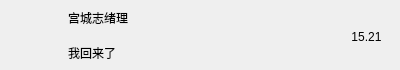
Old version of the form QtPanel/chatuserwidget.ui in the repository KBchulan/WhxChat.
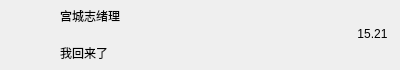
New version of the form.

```diff
--- a/QtPanel/chatuserwidget.ui
+++ b/QtPanel/chatuserwidget.ui
@@ -27,16 +27,16 @@
   </property>
   <layout class="QHBoxLayout" name="horizontalLayout">
    <property name="spacing">
-    <number>5</number>
+    <number>0</number>
    </property>
    <property name="leftMargin">
-    <number>6</number>
+    <number>0</number>
    </property>
    <property name="topMargin">
-    <number>2</number>
+    <number>0</number>
    </property>
    <property name="rightMargin">
-    <number>6</number>
+    <number>0</number>
    </property>
    <property name="bottomMargin">
     <number>2</number>
@@ -100,16 +100,16 @@
        <number>7</number>
       </property>
       <property name="leftMargin">
-       <number>2</number>
+       <number>5</number>
       </property>
       <property name="topMargin">
-       <number>2</number>
+       <number>0</number>
       </property>
       <property name="rightMargin">
-       <number>2</number>
+       <number>0</number>
       </property>
       <property name="bottomMargin">
-       <number>2</number>
+       <number>0</number>
       </property>
       <item>
        <widget class="QLabel" name="user_name_label">
@@ -150,7 +150,7 @@
        <number>0</number>
       </property>
       <property name="topMargin">
-       <number>5</number>
+       <number>0</number>
       </property>
       <property name="rightMargin">
        <number>0</number>
```
